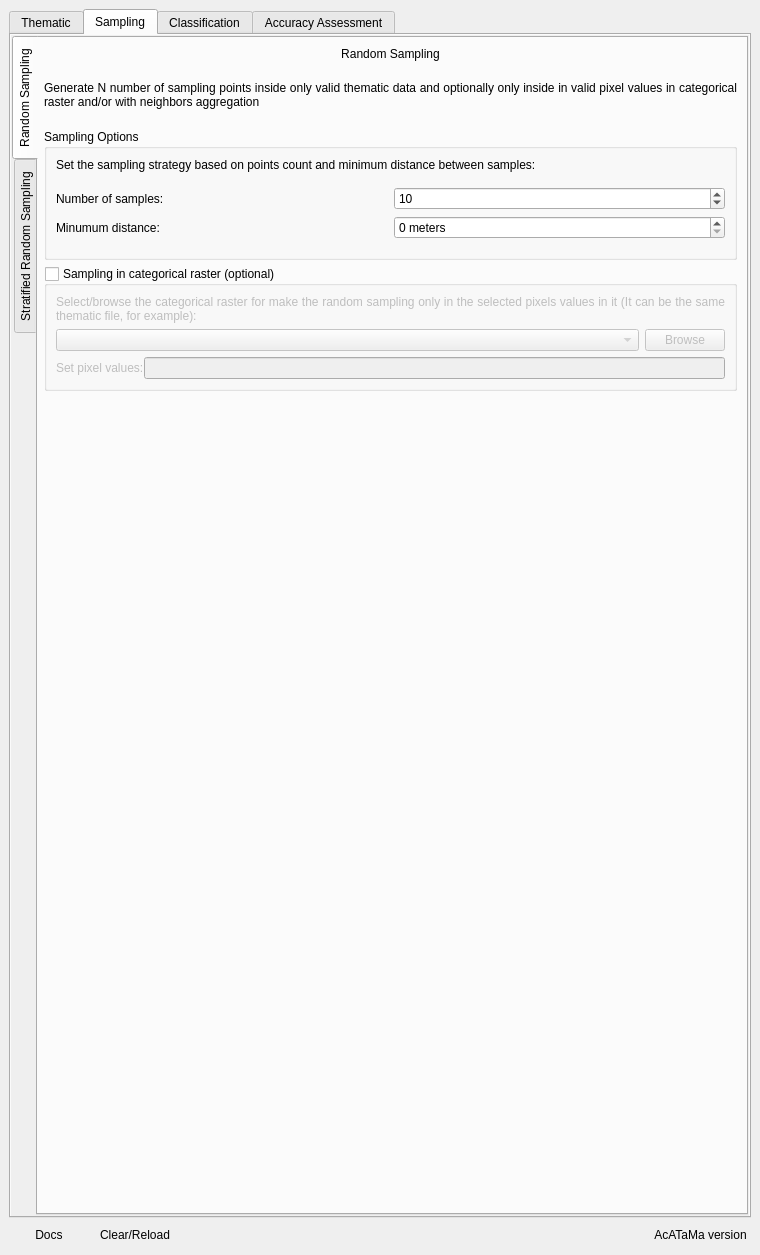
First picture: the form in ui/acatama_dockwidget.ui, repository SMByC/AcATaMa, before the edit.
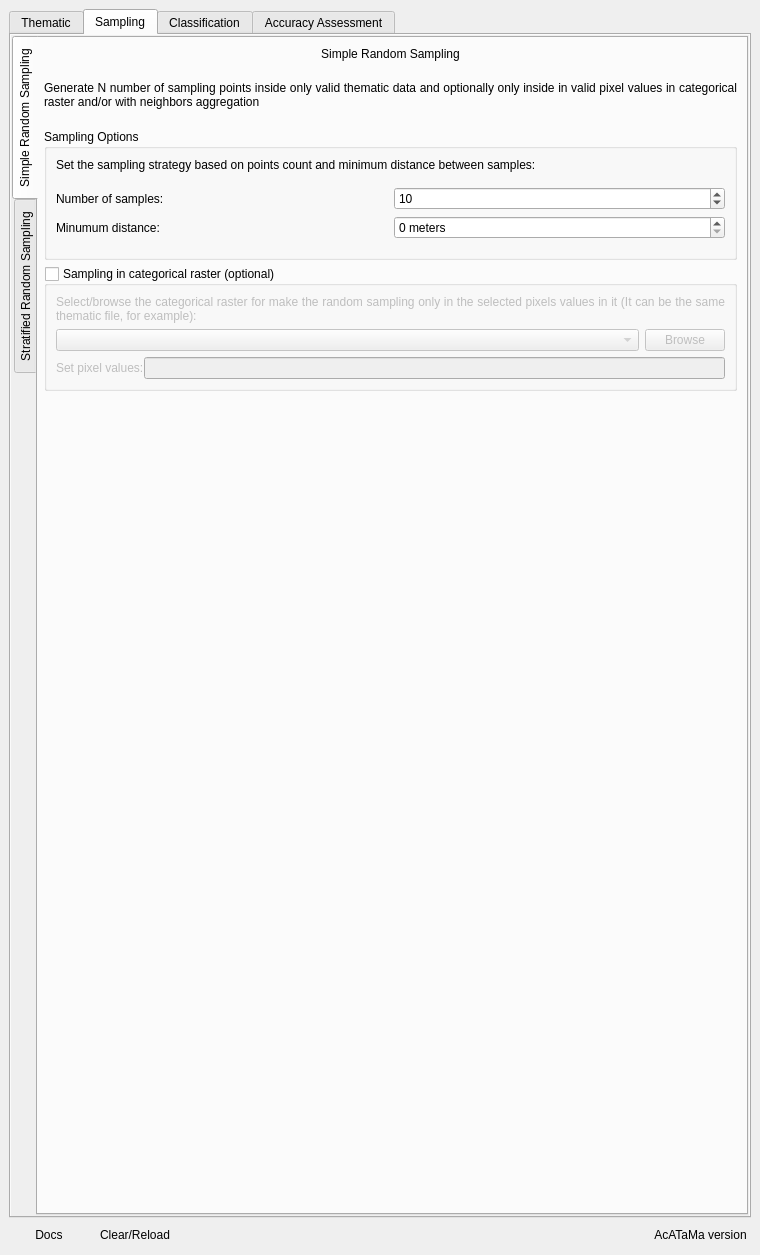
Second picture: the form after the edit. The open tabs and pages were chosen to show the change. Icons and pictures are not drawn. Custom widgets are drawn as their Qt base class.

Commit message: Fix typos in main ui

```diff
--- a/ui/acatama_dockwidget.ui
+++ b/ui/acatama_dockwidget.ui
@@ -314,7 +314,7 @@
               </property>
               <widget class="QWidget" name="tab_RandomSampling">
                <attribute name="title">
-                <string>Random Sampling</string>
+                <string>Simple Random Sampling</string>
                </attribute>
                <layout class="QVBoxLayout" name="verticalLayout_4">
                 <property name="leftMargin">
@@ -329,7 +329,7 @@
                    <item>
                     <widget class="QLabel" name="label_10">
                      <property name="text">
-                      <string>Random Sampling
+                      <string>Simple Random Sampling
 </string>
                      </property>
                      <property name="alignment">
```
Left out of the diff: 4 changed lines with no effect on the pictures.
